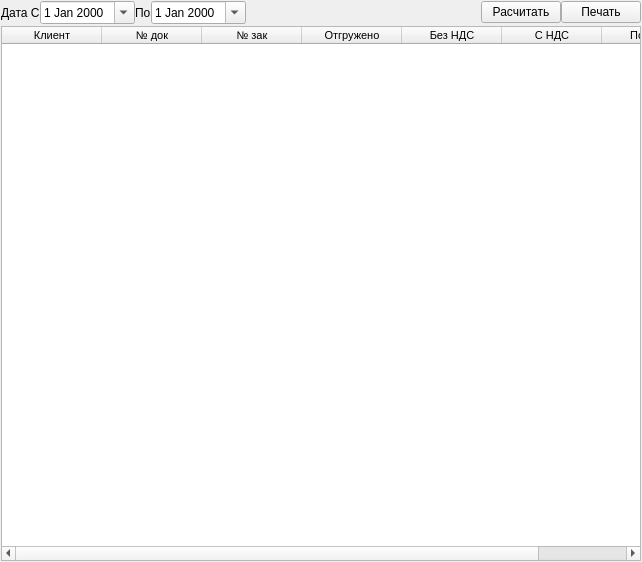
Before: the Qt Designer form ui/report_shipped_to_customer.ui in Meller008/CRM-Avi, drawn with Qt 5.
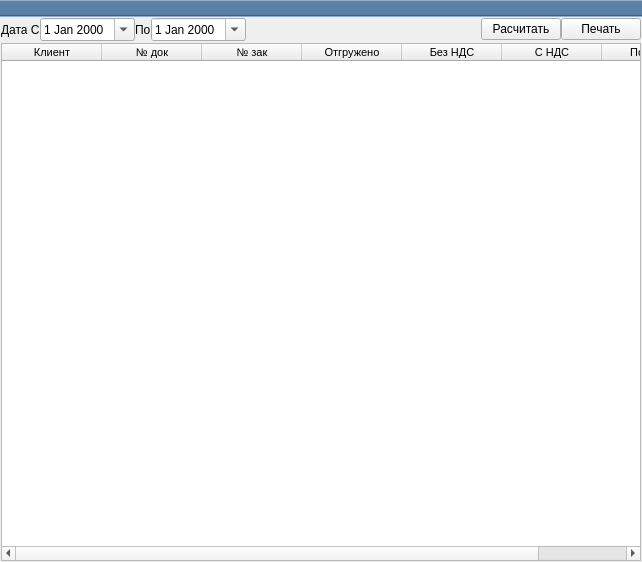
After: the same form once the commit is applied.

Diff of the .ui file:
```diff
--- a/ui/report_shipped_to_customer.ui
+++ b/ui/report_shipped_to_customer.ui
@@ -157,6 +157,23 @@
     </item>
    </layout>
   </widget>
+  <widget class="QToolBar" name="toolBar">
+   <property name="windowTitle">
+    <string>toolBar</string>
+   </property>
+   <property name="styleSheet">
+    <string notr="true">background-color: rgb(89, 125, 163);</string>
+   </property>
+   <property name="movable">
+    <bool>false</bool>
+   </property>
+   <attribute name="toolBarArea">
+    <enum>TopToolBarArea</enum>
+   </attribute>
+   <attribute name="toolBarBreak">
+    <bool>false</bool>
+   </attribute>
+  </widget>
  </widget>
  <resources/>
  <connections>
```
